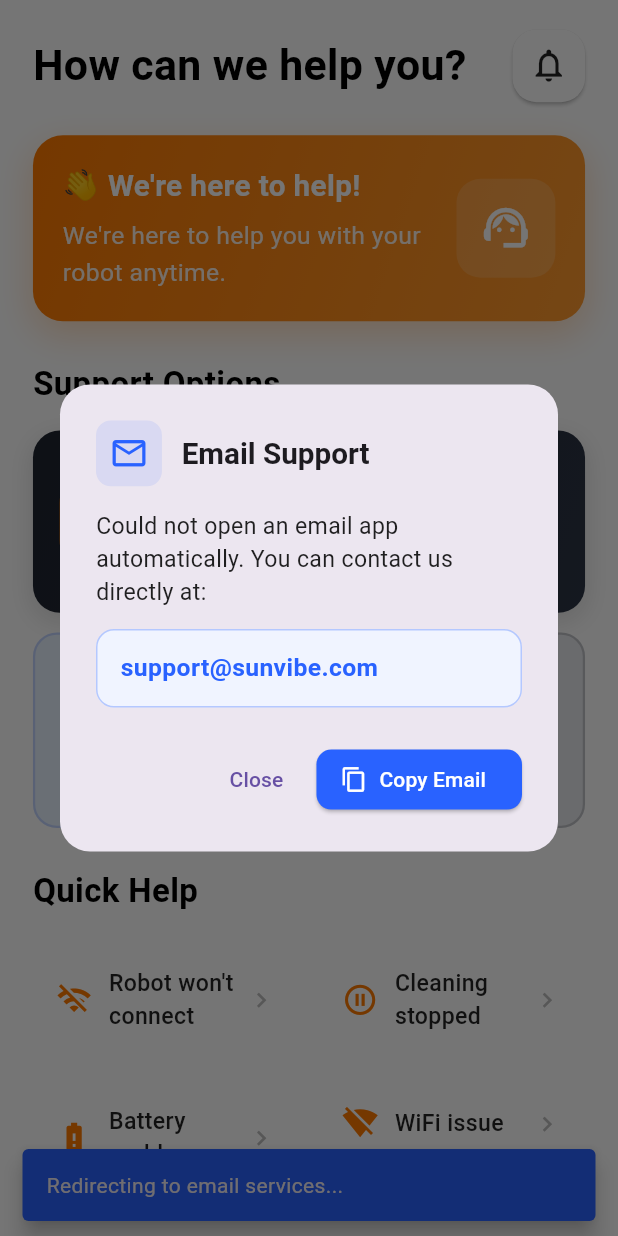
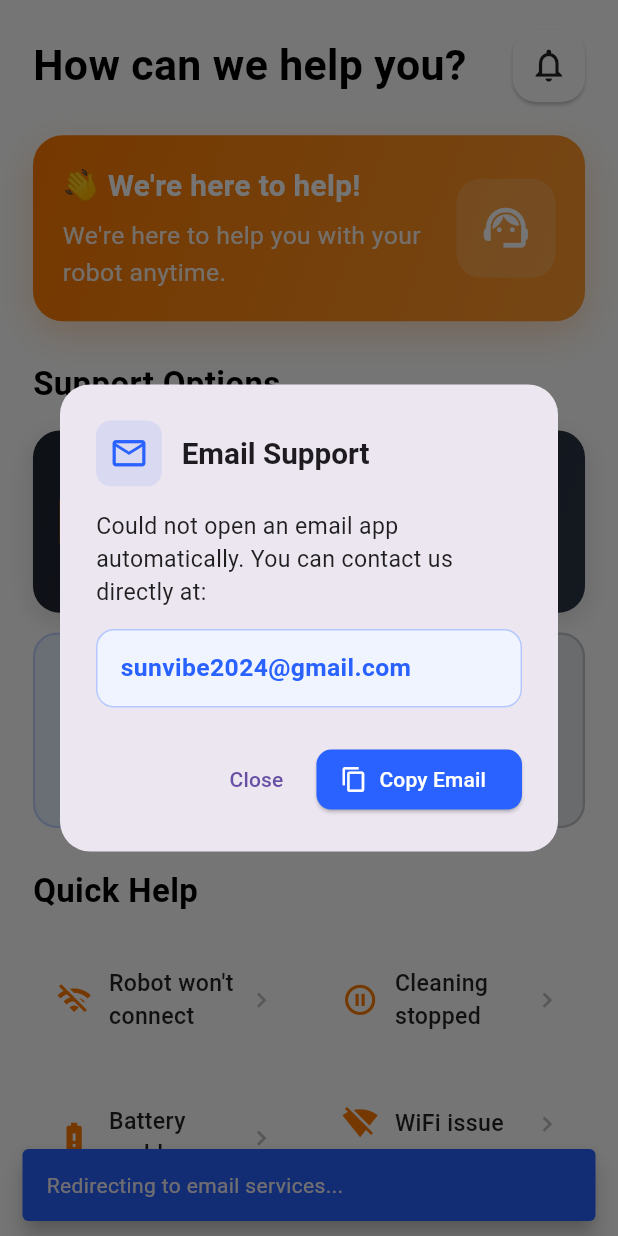
Before and after one commit to sunvibee/sunvibe-app, a Flutter app: the SupportScreen screen opened directly, after a tap on "Email Support", on a phone screen of 412 x 824 dp. Run offline on Flutter 3.47's test engine with Material 3 defaults, Android fonts, the phone set to English and light mode, and no system bars; our stand-ins replace flutter_local_notifications, google_fonts, shared_preferences, timezone; missing offline and left inert: mqtt_client; accounts and stored records are empty.

Commit message:
fix(support): update support destination email to sunvibe2024@gmail.com

```diff
--- a/lib/screens/support_form_screen.dart
+++ b/lib/screens/support_form_screen.dart
@@ -29,7 +29,7 @@
   final TextEditingController _addressController = TextEditingController();
   final TextEditingController _otherDetailsController = TextEditingController();
 
-  static const String _supportEmail = 'support@sunvibe.com';
+  static const String _supportEmail = 'sunvibe2024@gmail.com';
 
   static const List<String> _problemCategories = [
     "Robot won't connect (Bluetooth / WiFi)",
--- a/lib/screens/support_screen.dart
+++ b/lib/screens/support_screen.dart
@@ -864,7 +864,7 @@
         "label": "Email Support",
         "color": AppColors.blue,
         "bgColor": const Color(0xFFE8F1FF),
-        "email": "support@sunvibe.com",
+        "email": "sunvibe2024@gmail.com",
       },
       {
         "icon": Icons.help_outline,
@@ -920,10 +920,7 @@
             gradient: const LinearGradient(
               begin: Alignment.topLeft,
               end: Alignment.bottomRight,
-              colors: [
-                Color(0xFF1E2430),
-                Color(0xFF2C3545),
-              ],
+              colors: [Color(0xFF1E2430), Color(0xFF2C3545)],
             ),
             borderRadius: BorderRadius.circular(18),
             boxShadow: [
@@ -1223,10 +1220,7 @@
       child: OutlinedButton(
         onPressed: _isLoggingOut ? null : _handleLogout,
         style: OutlinedButton.styleFrom(
-          side: BorderSide(
-            color: Colors.red.withValues(alpha: .3),
-            width: 1.5,
-          ),
+          side: BorderSide(color: Colors.red.withValues(alpha: .3), width: 1.5),
           padding: EdgeInsets.symmetric(vertical: 16 * scale),
           shape: RoundedRectangleBorder(
             borderRadius: BorderRadius.circular(16),
```
